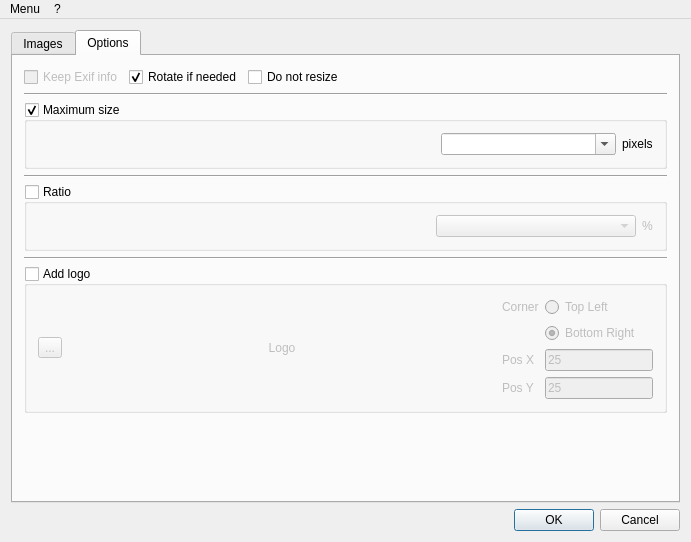
Qt form resizer.ui (lbaudouin/Resizer) before a commit.
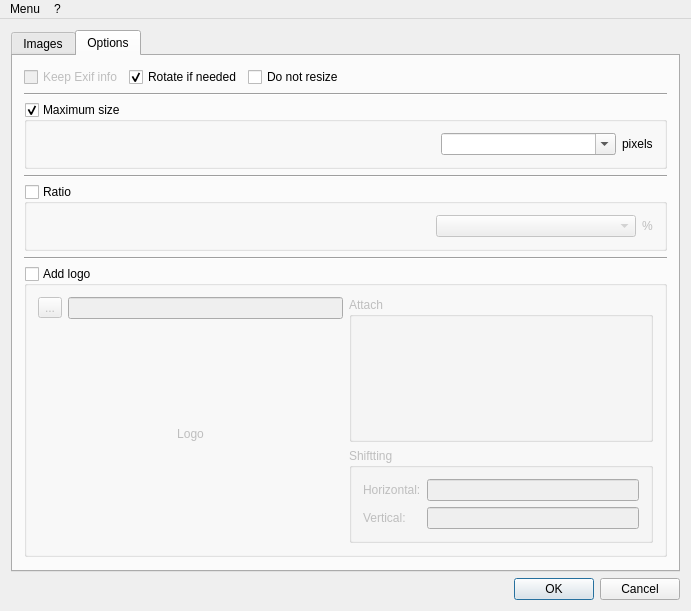
The same form after that commit. The open tabs and pages were chosen to show the change. Icons and pictures are not drawn. Custom widgets are drawn as their Qt base class.

Commit message: Use QSettings, add logo position selector

What changed in the file:
```diff
--- a/resizer.ui
+++ b/resizer.ui
@@ -7,7 +7,7 @@
     <x>0</x>
     <y>0</y>
     <width>691</width>
-    <height>542</height>
+    <height>607</height>
    </rect>
   </property>
   <property name="windowTitle">
@@ -85,7 +85,7 @@
        <attribute name="title">
         <string>Options</string>
        </attribute>
-       <layout class="QVBoxLayout" name="verticalLayout_2">
+       <layout class="QVBoxLayout" name="verticalLayout_6">
         <item>
          <layout class="QHBoxLayout" name="horizontalLayout_2">
           <item>
@@ -276,6 +276,10 @@
           <property name="checked">
            <bool>false</bool>
           </property>
+          <layout class="QHBoxLayout" name="horizontalLayout_6">
+           <item>
+            <layout class="QVBoxLayout" name="verticalLayout_7">
+             <item>
           <layout class="QHBoxLayout" name="horizontalLayout_3">
            <item>
             <widget class="QToolButton" name="toolButton">
@@ -285,9 +289,18 @@
             </widget>
            </item>
            <item>
+                <widget class="QLineEdit" name="editLogo">
+                 <property name="readOnly">
+                  <bool>true</bool>
+                 </property>
+                </widget>
+               </item>
+              </layout>
+             </item>
+             <item>
             <widget class="QLabel" name="labelLogo">
              <property name="sizePolicy">
-              <sizepolicy hsizetype="Expanding" vsizetype="Preferred">
+                <sizepolicy hsizetype="Expanding" vsizetype="Expanding">
                <horstretch>0</horstretch>
                <verstretch>0</verstretch>
               </sizepolicy>
@@ -300,97 +313,60 @@
              </property>
             </widget>
            </item>
+            </layout>
+           </item>
+           <item>
+            <layout class="QVBoxLayout" name="verticalLayout_5">
+             <item>
+              <widget class="QGroupBox" name="groupAttach">
+               <property name="title">
+                <string>Attach</string>
+               </property>
+               <layout class="QVBoxLayout" name="verticalLayout_2">
+                <item>
+                 <widget class="PositionSelector" name="selector" native="true">
+                  <property name="minimumSize">
+                   <size>
+                    <width>200</width>
+                    <height>100</height>
+                   </size>
+                  </property>
+                 </widget>
+                </item>
+               </layout>
+              </widget>
+             </item>
+             <item>
+              <widget class="QGroupBox" name="groupShiftting">
+               <property name="title">
+                <string>Shiftting</string>
+               </property>
+               <layout class="QVBoxLayout" name="verticalLayout_3">
            <item>
             <layout class="QFormLayout" name="formLayout">
              <item row="0" column="0">
               <widget class="QLabel" name="cornerLabel">
                <property name="text">
-                <string>Corner</string>
+                     <string>Horizontal:</string>
                </property>
               </widget>
              </item>
              <item row="0" column="1">
-              <widget class="QRadioButton" name="radioTopLeft">
-               <property name="sizePolicy">
-                <sizepolicy hsizetype="Maximum" vsizetype="Fixed">
-                 <horstretch>0</horstretch>
-                 <verstretch>0</verstretch>
-                </sizepolicy>
-               </property>
+                   <widget class="QLineEdit" name="horizontalLineEdit"/>
+                  </item>
+                  <item row="1" column="0">
+                   <widget class="QLabel" name="verticalLabel">
                <property name="text">
-                <string>Top Left</string>
-               </property>
-               <property name="checked">
-                <bool>false</bool>
+                     <string>Vertical:</string>
                </property>
               </widget>
              </item>
              <item row="1" column="1">
-              <widget class="QRadioButton" name="radioBottomRight">
-               <property name="sizePolicy">
-                <sizepolicy hsizetype="Maximum" vsizetype="Fixed">
-                 <horstretch>0</horstretch>
-                 <verstretch>0</verstretch>
-                </sizepolicy>
-               </property>
-               <property name="text">
-                <string>Bottom Right</string>
-               </property>
-               <property name="checked">
-                <bool>true</bool>
-               </property>
-              </widget>
-             </item>
-             <item row="2" column="0">
-              <widget class="QLabel" name="posXLabel">
-               <property name="text">
-                <string>Pos X</string>
-               </property>
-              </widget>
-             </item>
-             <item row="2" column="1">
-              <widget class="QLineEdit" name="posXLineEdit">
-               <property name="sizePolicy">
-                <sizepolicy hsizetype="Preferred" vsizetype="Fixed">
-                 <horstretch>0</horstretch>
-                 <verstretch>0</verstretch>
-                </sizepolicy>
-               </property>
-               <property name="maximumSize">
-                <size>
-                 <width>150</width>
-                 <height>16777215</height>
-                </size>
-               </property>
-               <property name="text">
-                <string notr="true">25</string>
-               </property>
-              </widget>
-             </item>
-             <item row="3" column="0">
-              <widget class="QLabel" name="posYLabel">
-               <property name="text">
-                <string>Pos Y</string>
-               </property>
-              </widget>
-             </item>
-             <item row="3" column="1">
-              <widget class="QLineEdit" name="posYLineEdit">
-               <property name="sizePolicy">
-                <sizepolicy hsizetype="Maximum" vsizetype="Fixed">
-                 <horstretch>0</horstretch>
-                 <verstretch>0</verstretch>
-                </sizepolicy>
-               </property>
-               <property name="maximumSize">
-                <size>
-                 <width>150</width>
-                 <height>16777215</height>
-                </size>
-               </property>
-               <property name="text">
-                <string notr="true">25</string>
-               </property>
+                   <widget class="QLineEdit" name="verticalLineEdit"/>
+                  </item>
+                 </layout>
+                </item>
+               </layout>
               </widget>
              </item>
             </layout>
@@ -518,6 +494,14 @@
   </action>
  </widget>
  <layoutdefault spacing="6" margin="11"/>
+ <customwidgets>
+  <customwidget>
+   <class>PositionSelector</class>
+   <extends>QWidget</extends>
+   <header location="global">positionselector.h</header>
+   <container>1</container>
+  </customwidget>
+ </customwidgets>
  <resources>
   <include location="ressources.qrc"/>
  </resources>
```
Left out of the diff: 6 changed lines with no effect on the pictures. Lines whose indentation alone changed are shown as unchanged. The commit also changes 12 other files.
